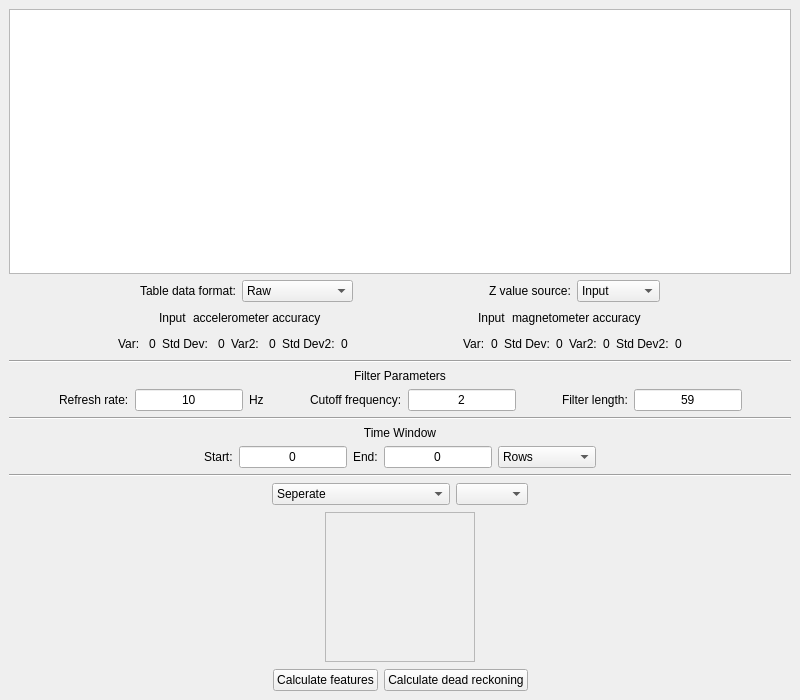
First picture: the form in src/pyAnimalTrack/ui/View/DataImportWindow.ui, repository davemccormick/pyAnimalTrack, before the edit.
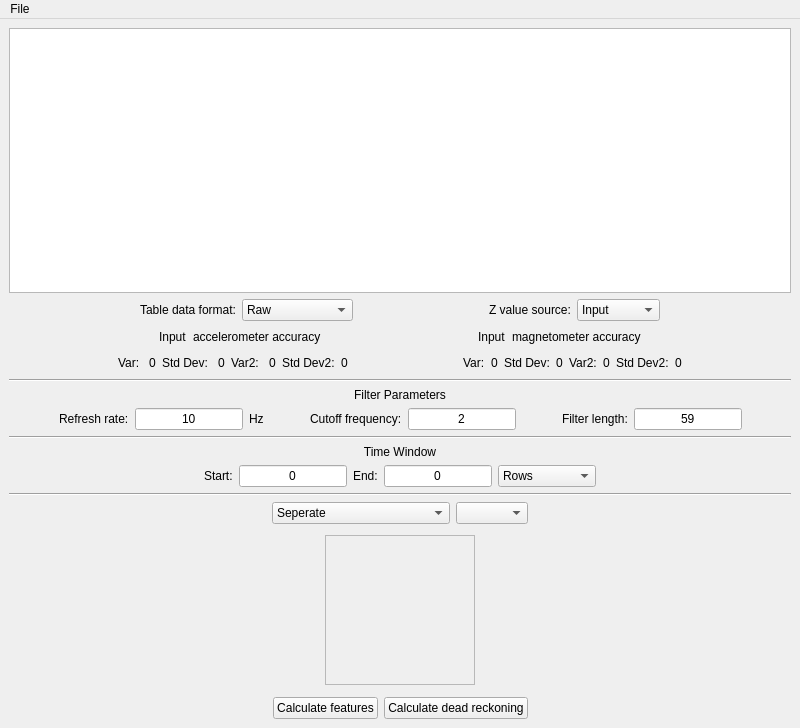
Second picture: the form after the edit.

Commit message: Added a menu to load a new data source. (Potentially other things can be put in here, such as editing configuration?)

What changed in the file:
```diff
--- a/src/pyAnimalTrack/ui/View/DataImportWindow.ui
+++ b/src/pyAnimalTrack/ui/View/DataImportWindow.ui
@@ -7,7 +7,7 @@
     <x>0</x>
     <y>0</y>
     <width>800</width>
-    <height>700</height>
+    <height>728</height>
    </rect>
   </property>
   <property name="windowTitle">
@@ -903,6 +903,34 @@
     </item>
    </layout>
   </widget>
+  <widget class="QMenuBar" name="menuBar">
+   <property name="geometry">
+    <rect>
+     <x>0</x>
+     <y>0</y>
+     <width>800</width>
+     <height>21</height>
+    </rect>
+   </property>
+   <widget class="QMenu" name="menuFile">
+    <property name="title">
+     <string>File</string>
+    </property>
+    <addaction name="actionLoad"/>
+    <addaction name="actionQuit"/>
+   </widget>
+   <addaction name="menuFile"/>
+  </widget>
+  <action name="actionLoad">
+   <property name="text">
+    <string>Load...</string>
+   </property>
+  </action>
+  <action name="actionQuit">
+   <property name="text">
+    <string>Quit</string>
+   </property>
+  </action>
  </widget>
  <resources/>
  <connections/>
```
The commit also changes 1 other file.
